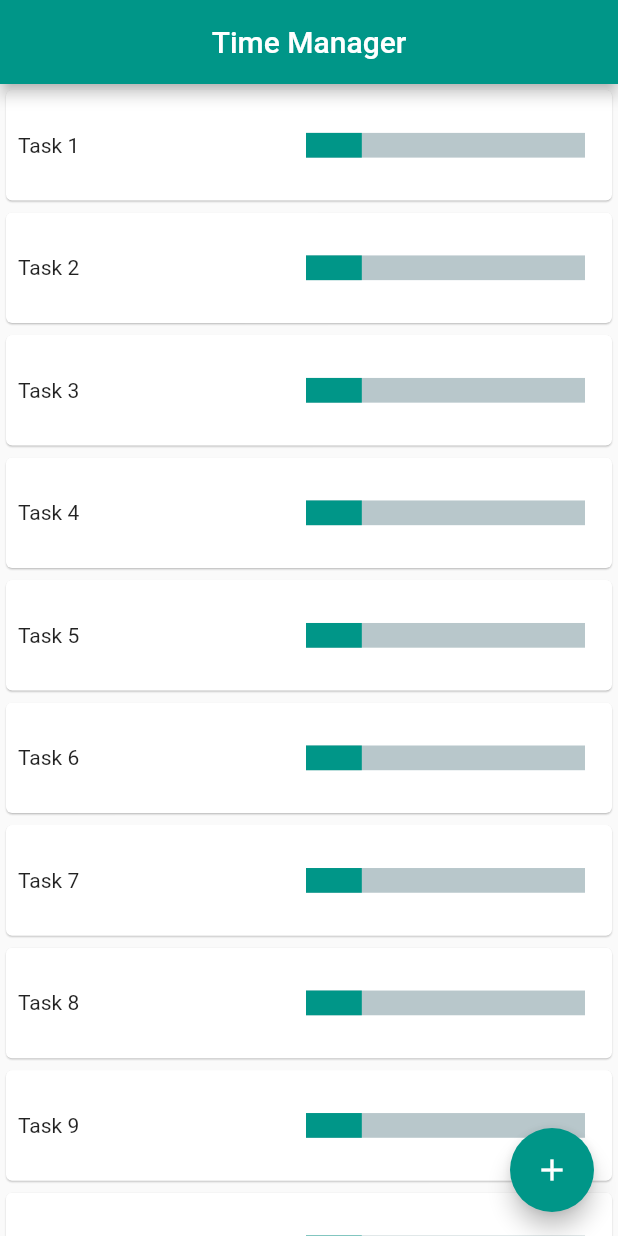
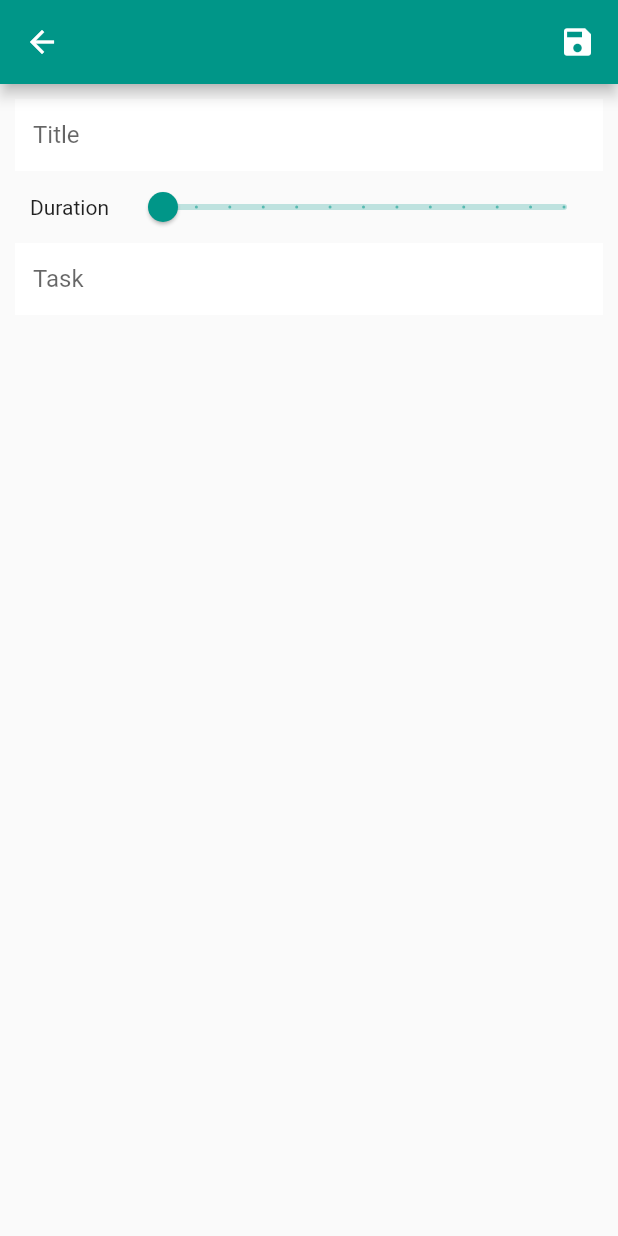
Before and after one commit to Harishwarrior/time_manager, a Flutter app: the screen it shows after launch, after a tap on the "add" icon, on a phone screen of 412 x 824 dp. Run offline on Flutter 3.47's test engine with Material 2 defaults, Android fonts, the light colour scheme and no system bars; drawn by our look-alikes of percent_indicator; our stand-ins replace bloc, equatable.

Commit message:
added slider and add task view

```diff
--- /dev/null
+++ b/lib/screens/add_task_view.dart
@@ -0,0 +1,79 @@
+import 'package:flutter/material.dart';
+import 'package:time_manager/utils/media_query.dart';
+
+class AddTask extends StatefulWidget {
+  @override
+  _AddTaskState createState() => _AddTaskState();
+}
+
+class _AddTaskState extends State<AddTask> {
+  double _currentSliderValue = 0;
+  @override
+  Widget build(BuildContext context) {
+    return Scaffold(
+      appBar: AppBar(
+        actions: [
+          Padding(
+            padding: const EdgeInsets.all(15.0),
+            child: Icon(Icons.save),
+          )
+        ],
+      ),
+      body: Container(
+        margin: EdgeInsets.all(10.0),
+        child: Column(
+          mainAxisAlignment: MainAxisAlignment.start,
+          children: [
+            Container(
+              child: TextFormField(
+                decoration: InputDecoration(
+                  hintText: 'Title',
+                  filled: true,
+                  fillColor: Colors.white,
+                  border: InputBorder.none,
+                ),
+              ),
+            ),
+            Row(
+              children: [
+                Padding(
+                  padding: const EdgeInsets.all(10.0),
+                  child: Text(
+                    'Duration',
+                    style: TextStyle(color: Colors.black87),
+                  ),
+                ),
+                Expanded(
+                  child: Slider(
+                    value: _currentSliderValue,
+                    min: 0,
+                    max: 12,
+                    divisions: 12,
+                    label: '${_currentSliderValue.round().toString() + ' hrs'}',
+                    onChanged: (double value) {
+                      setState(() {
+                        _currentSliderValue = value;
+                      });
+                    },
+                  ),
+                ),
+              ],
+            ),
+            Container(
+              child: TextFormField(
+                decoration: InputDecoration(
+                  filled: true,
+                  fillColor: Colors.white,
+                  hintText: 'Task',
+                  border: InputBorder.none,
+                ),
+                keyboardType: TextInputType.multiline,
+                maxLines: null,
+              ),
+            ),
+          ],
+        ),
+      ),
+    );
+  }
+}
--- a/lib/screens/home_view.dart
+++ b/lib/screens/home_view.dart
@@ -1,5 +1,6 @@
 import 'package:flutter/material.dart';
 import 'package:percent_indicator/linear_percent_indicator.dart';
+import 'package:time_manager/screens/add_task_view.dart';
 import 'package:time_manager/utils/media_query.dart';
 
 class HomeScreen extends StatefulWidget {
@@ -16,7 +17,14 @@ class _HomeScreenState extends State<HomeScreen> {
           title: Text('Time Manager'),
         ),
         floatingActionButton: FloatingActionButton(
-          onPressed: () {},
+          onPressed: () {
+            Navigator.push(
+              context,
+              MaterialPageRoute(
+                builder: (context) => AddTask(),
+              ),
+            );
+          },
           child: Icon(Icons.add),
         ),
         body: Container(
```
